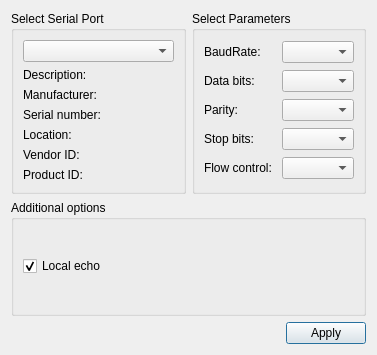
beforelight/ShellEnhance, file source/content/settingsdialog.ui: the form before one commit.
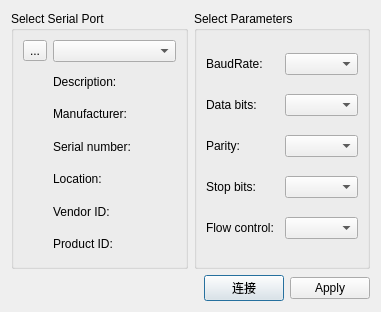
The form after the commit. Icons and pictures are not drawn.

Commit message: 设置界面修改

```diff
--- a/source/content/settingsdialog.ui
+++ b/source/content/settingsdialog.ui
@@ -6,14 +6,125 @@
    <rect>
     <x>0</x>
     <y>0</y>
-    <width>377</width>
-    <height>355</height>
+    <width>381</width>
+    <height>312</height>
    </rect>
   </property>
   <property name="windowTitle">
    <string>Settings</string>
   </property>
   <layout class="QGridLayout" name="gridLayout_3">
+   <item row="1" column="0" colspan="2">
+    <layout class="QHBoxLayout" name="horizontalLayout">
+     <item>
+      <spacer name="horizontalSpacer">
+       <property name="orientation">
+        <enum>Qt::Horizontal</enum>
+       </property>
+       <property name="sizeHint" stdset="0">
+        <size>
+         <width>96</width>
+         <height>20</height>
+        </size>
+       </property>
+      </spacer>
+     </item>
+     <item>
+      <widget class="QPushButton" name="pushButton_link">
+       <property name="text">
+        <string>连接</string>
+       </property>
+       <property name="checkable">
+        <bool>true</bool>
+       </property>
+       <property name="checked">
+        <bool>false</bool>
+       </property>
+       <property name="autoDefault">
+        <bool>false</bool>
+       </property>
+       <property name="default">
+        <bool>true</bool>
+       </property>
+       <property name="flat">
+        <bool>false</bool>
+       </property>
+      </widget>
+     </item>
+     <item>
+      <widget class="QPushButton" name="applyButton">
+       <property name="text">
+        <string>Apply</string>
+       </property>
+      </widget>
+     </item>
+    </layout>
+   </item>
+   <item row="0" column="0">
+    <widget class="QGroupBox" name="selectBox">
+     <property name="title">
+      <string>Select Serial Port</string>
+     </property>
+     <layout class="QGridLayout" name="gridLayout">
+      <item row="3" column="1">
+       <widget class="QLabel" name="serialNumberLabel">
+        <property name="text">
+         <string>Serial number:</string>
+        </property>
+       </widget>
+      </item>
+      <item row="1" column="1">
+       <widget class="QLabel" name="descriptionLabel">
+        <property name="text">
+         <string>Description:</string>
+        </property>
+       </widget>
+      </item>
+      <item row="4" column="1">
+       <widget class="QLabel" name="locationLabel">
+        <property name="text">
+         <string>Location:</string>
+        </property>
+       </widget>
+      </item>
+      <item row="6" column="1">
+       <widget class="QLabel" name="pidLabel">
+        <property name="text">
+         <string>Product ID:</string>
+        </property>
+       </widget>
+      </item>
+      <item row="2" column="1">
+       <widget class="QLabel" name="manufacturerLabel">
+        <property name="text">
+         <string>Manufacturer:</string>
+        </property>
+       </widget>
+      </item>
+      <item row="0" column="1">
+       <widget class="QComboBox" name="serialPortInfoListBox"/>
+      </item>
+      <item row="5" column="1">
+       <widget class="QLabel" name="vidLabel">
+        <property name="text">
+         <string>Vendor ID:</string>
+        </property>
+       </widget>
+      </item>
+      <item row="0" column="0">
+       <widget class="QToolButton" name="toolButton">
+        <property name="text">
+         <string>...</string>
+        </property>
+        <property name="icon">
+         <iconset resource="../assets/assets.qrc">
+          <normaloff>:/icon/refresh.svg</normaloff>:/icon/refresh.svg</iconset>
+        </property>
+       </widget>
+      </item>
+     </layout>
+    </widget>
+   </item>
    <item row="0" column="1">
     <widget class="QGroupBox" name="parametersBox">
      <property name="title">
@@ -73,103 +184,6 @@
      </layout>
     </widget>
    </item>
-   <item row="0" column="0">
-    <widget class="QGroupBox" name="selectBox">
-     <property name="title">
-      <string>Select Serial Port</string>
-     </property>
-     <layout class="QGridLayout" name="gridLayout">
-      <item row="0" column="0">
-       <widget class="QComboBox" name="serialPortInfoListBox"/>
-      </item>
-      <item row="1" column="0">
-       <widget class="QLabel" name="descriptionLabel">
-        <property name="text">
-         <string>Description:</string>
-        </property>
-       </widget>
-      </item>
-      <item row="2" column="0">
-       <widget class="QLabel" name="manufacturerLabel">
-        <property name="text">
-         <string>Manufacturer:</string>
-        </property>
-       </widget>
-      </item>
-      <item row="3" column="0">
-       <widget class="QLabel" name="serialNumberLabel">
-        <property name="text">
-         <string>Serial number:</string>
-        </property>
-       </widget>
-      </item>
-      <item row="4" column="0">
-       <widget class="QLabel" name="locationLabel">
-        <property name="text">
-         <string>Location:</string>
-        </property>
-       </widget>
-      </item>
-      <item row="5" column="0">
-       <widget class="QLabel" name="vidLabel">
-        <property name="text">
-         <string>Vendor ID:</string>
-        </property>
-       </widget>
-      </item>
-      <item row="6" column="0">
-       <widget class="QLabel" name="pidLabel">
-        <property name="text">
-         <string>Product ID:</string>
-        </property>
-       </widget>
-      </item>
-     </layout>
-    </widget>
-   </item>
-   <item row="2" column="0" colspan="2">
-    <layout class="QHBoxLayout" name="horizontalLayout">
-     <item>
-      <spacer name="horizontalSpacer">
-       <property name="orientation">
-        <enum>Qt::Horizontal</enum>
-       </property>
-       <property name="sizeHint" stdset="0">
-        <size>
-         <width>96</width>
-         <height>20</height>
-        </size>
-       </property>
-      </spacer>
-     </item>
-     <item>
-      <widget class="QPushButton" name="applyButton">
-       <property name="text">
-        <string>Apply</string>
-       </property>
-      </widget>
-     </item>
-    </layout>
-   </item>
-   <item row="1" column="0" colspan="2">
-    <widget class="QGroupBox" name="additionalOptionsGroupBox">
-     <property name="title">
-      <string>Additional options</string>
-     </property>
-     <layout class="QVBoxLayout" name="verticalLayout">
-      <item>
-       <widget class="QCheckBox" name="localEchoCheckBox">
-        <property name="text">
-         <string>Local echo</string>
-        </property>
-        <property name="checked">
-         <bool>true</bool>
-        </property>
-       </widget>
-      </item>
-     </layout>
-    </widget>
-   </item>
   </layout>
  </widget>
  <resources/>
```
Left out of the diff: 4 changed lines with no effect on the pictures. The commit also changes 5 other files.
